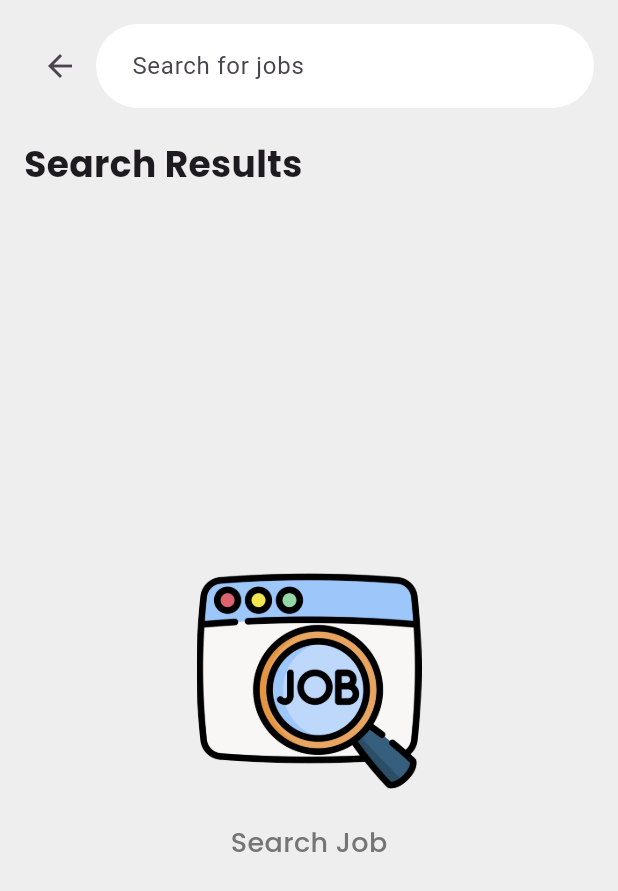
After one commit to 0CyberGhost0/Talent-Hive, a Flutter app: the screen it shows after launch, on a phone screen of 412 x 824 dp. The commit adds this screen. Shown: the top 891 px of the screen. Run offline on Flutter 3.47's test engine with Material 3 defaults, Android fonts, the phone set to English and light mode, and no system bars; our stand-ins replace flutter_otp_text_field, google_fonts, shared_preferences.

Commit message:
Added Search

```diff
--- a/lib/main.dart
+++ b/lib/main.dart
@@ -2,6 +2,8 @@ import 'package:flutter/material.dart';
 import 'package:provider/provider.dart';
 import 'package:talent_hive/provider/user_provider.dart';
 import 'package:talent_hive/screens/jobDetailScreen.dart';
+import 'package:talent_hive/screens/postJobScreen.dart';
+import 'package:talent_hive/screens/searchScreen.dart';
 import 'package:talent_hive/screens/skillSelectionScreen.dart';
 import 'package:talent_hive/screens/homeScreen.dart';
 import 'package:talent_hive/screens/login_screen.dart';
@@ -45,7 +47,7 @@ class _MyAppState extends State<MyApp> {
       // home: Provider.of<UserProvider>(context).user.token.isEmpty
       //     ? SignUpPage()
       //     : LoginScreen(),
-      home: JobDetailScreen(),
+      home: SearchScreen(),
     );
   }
 }
--- a/lib/models/jobModel.dart
+++ b/lib/models/jobModel.dart
@@ -1,4 +1,5 @@
 class Job {
+  String? jobId; // Nullable jobId field
   String title;
   String org;
   String description;
@@ -7,8 +8,11 @@ class Job {
   int maxSalary;
   String type;
   List<String> skill;
+  int applyCount;
+  String location;
 
   Job({
+    this.jobId, // jobId is optional during creation
     required this.title,
     required this.org,
     required this.description,
@@ -17,11 +21,14 @@ class Job {
     required this.maxSalary,
     required this.type,
     required this.skill,
+    required this.applyCount,
+    required this.location,
   });
 
   // Create a Job instance from a JSON map
   factory Job.fromJson(Map<String, dynamic> json) {
     return Job(
+      jobId: json['_id'], // Fetch the jobId from the '_id' field in MongoDB
       title: json['title'],
       org: json['org'],
       description: json['description'],
@@ -30,12 +37,15 @@ class Job {
       maxSalary: json['maxSalary'].toDouble(),
       type: json['type'],
       skill: List<String>.from(json['skill']),
+      applyCount: json['applyCount'],
+      location: json['location'],
     );
   }
 
   // Convert a Job instance to JSON map
   Map<String, dynamic> toJson() {
     return {
+      '_id': jobId, // Include jobId in the JSON map
       'title': title,
       'org': org,
       'description': description,
@@ -44,6 +54,8 @@ class Job {
       'maxSalary': maxSalary,
       'type': type,
       'skill': skill,
+      'applyCount': applyCount,
+      'location': location,
     };
   }
 }
--- /dev/null
+++ b/lib/screens/searchScreen.dart
@@ -0,0 +1,156 @@
+import 'package:flutter/material.dart';
+import 'package:google_fonts/google_fonts.dart';
+import 'package:talent_hive/services/jobServices.dart';
+import '../models/jobModel.dart';
+import '../widgets/recentJobCard.dart'; // For Recent Jobs
+
+class SearchScreen extends StatefulWidget {
+  @override
+  _SearchScreenState createState() => _SearchScreenState();
+}
+
+class _SearchScreenState extends State<SearchScreen> {
+  List<Job> searchResults = [];
+  final TextEditingController _searchController = TextEditingController();
+
+  @override
+  void initState() {
+    super.initState();
+    _searchController.addListener(() {
+      _searchJobs();
+    });
+  }
+
+  void _searchJobs() async {
+    String query = _searchController.text;
+    if (query.isNotEmpty) {
+      JobServices jobServices = JobServices();
+      List<Job> results = await jobServices.searchJob(query);
+      setState(() {
+        searchResults = results;
+      });
+    } else {
+      setState(() {
+        searchResults = [];
+      });
+    }
+  }
+
+  @override
+  Widget build(BuildContext context) {
+    return Scaffold(
+      backgroundColor: Colors.grey[200],
+      body: SafeArea(
+        child: Padding(
+          padding: const EdgeInsets.all(16.0),
+          child: Column(
+            crossAxisAlignment: CrossAxisAlignment.start,
+            children: [
+              // Back Arrow Button and Search Bar
+              Row(
+                children: [
+                  IconButton(
+                    icon: Icon(Icons.arrow_back),
+                    onPressed: () {
+                      Navigator.pop(context);
+                    },
+                  ),
+                  Expanded(
+                    child: TextField(
+                      controller: _searchController,
+                      decoration: InputDecoration(
+                        hintText: "Search for jobs",
+                        fillColor: Colors.white,
+                        filled: true,
+                        border: OutlineInputBorder(
+                          borderRadius: BorderRadius.circular(30),
+                          borderSide: BorderSide.none,
+                        ),
+                        contentPadding:
+                            EdgeInsets.symmetric(horizontal: 20, vertical: 16),
+                      ),
+                    ),
+                  ),
+                ],
+              ),
+              SizedBox(height: 20),
+              Text(
+                "Search Results",
+                style: GoogleFonts.poppins(
+                  fontSize: 24,
+                  fontWeight: FontWeight.bold,
+                ),
+              ),
+              SizedBox(height: 20),
+              // Display "Search Job" when query is empty
+              if (_searchController.text.isEmpty)
+                Expanded(
+                  child: Center(
+                    child: Column(
+                      mainAxisAlignment: MainAxisAlignment.center,
+                      children: [
+                        Image.asset(
+                          "assets/images/search.png",
+                          width: 150,
+                          height: 150,
+                        ),
+                        SizedBox(height: 20),
+                        Text(
+                          "Search Job",
+                          style: GoogleFonts.poppins(
+                            fontSize: 18,
+                            fontWeight: FontWeight.w500,
+                            color: Colors.grey[600],
+                          ),
+                        ),
+                      ],
+                    ),
+                  ),
+                )
+              // Display "No Job Found" when search results are empty after searching
+              else if (searchResults.isEmpty)
+                Expanded(
+                  child: Center(
+                    child: Column(
+                      mainAxisAlignment: MainAxisAlignment.center,
+                      children: [
+                        Image.asset(
+                          "assets/images/nothing.png",
+                          width: 150,
+                          height: 150,
+                        ),
+                        SizedBox(height: 20),
+                        Text(
+                          "No Job Found",
+                          style: GoogleFonts.poppins(
+                            fontSize: 18,
+                            fontWeight: FontWeight.w500,
+                            color: Colors.grey[600],
+                          ),
+                        ),
+                      ],
+                    ),
+                  ),
+                )
+              // Display search results
+              else
+                Expanded(
+                  child: ListView.builder(
+                    itemCount: searchResults.length,
+                    itemBuilder: (context, index) {
+                      return Padding(
+                        padding: const EdgeInsets.symmetric(vertical: 8.0),
+                        child: RecentJobCard(
+                          job: searchResults[index],
+                        ),
+                      );
+                    },
+                  ),
+                ),
+            ],
+          ),
+        ),
+      ),
+    );
+  }
+}
--- a/lib/services/jobServices.dart
+++ b/lib/services/jobServices.dart
@@ -17,7 +17,9 @@ class JobServices {
     required List<String> skills,
     required int minSalary,
     required int maxSalary,
+    required int applyCount,
     required BuildContext context,
+    required String location,
   }) async {
     try {
       var job = Job(
@@ -29,6 +31,8 @@ class JobServices {
         maxSalary: maxSalary,
         type: jobType,
         skill: skills,
+        applyCount: applyCount,
+        location: location,
       );
       http.Response res = await http.post(
         Uri.parse("$uri/job/postJob"),
@@ -110,4 +114,78 @@ class JobServices {
     }
     return featuredJob;
   }
+
+  Future<List<Job>> getRecentJob() async {
+    List<Job> recentJob = [];
+    try {
+      http.Response res = await http.get(
+        Uri.parse("$uri/job/recentJob"),
+        headers: <String, String>{
+          'Content-Type': 'application/json; charset=UTF-8',
+        },
+      );
+
+      if (res.statusCode == 200) {
+        List<dynamic> jobsJson = jsonDecode(res.body);
+        recentJob = jobsJson.map((json) => Job.fromJson(json)).toList();
+      }
+
+      print("RECENT JOB ${res.body}");
+    } catch (err) {
+      print("RECENT JOB ERROR: $err");
+    }
+    return recentJob;
+  }
+
+  Future<List<Job>> searchJob(String query) async {
+    List<Job> searchResult = [];
+    try {
+      http.Response res = await http.get(
+        Uri.parse("$uri/job/searchJob/$query"),
+        headers: <String, String>{
+          'Content-Type': 'application/json; charset=UTF-8',
+        },
+      );
+
+      if (res.statusCode == 200) {
+        List<dynamic> jobsJson = jsonDecode(res.body);
+        searchResult = jobsJson.map((json) => Job.fromJson(json)).toList();
+      }
+
+      print("Search  ${res.body}");
+    } catch (err) {
+      print("SEarch JOB ERROR: $err");
+    }
+    return searchResult;
+  }
+
+  Future<Job> getJobDetail(String jobId) async {
+    Job job = Job(
+      location: '',
+      jobId: '',
+      title: '',
+      org: '',
+      description: '',
+      imageUrl: '',
+      minSalary: 0,
+      maxSalary: 0,
+      type: '',
+      skill: [],
+      applyCount: 0,
+    );
+
+    try {
+      http.Response res = await http.get(
+        Uri.parse("$uri/job/search/${jobId}"),
+        headers: <String, String>{
+          'Content-Type': 'application/json; charset=UTF-8',
+        },
+      );
+      print("GET DETAIL BODY: ${res.body}");
+      if (res.statusCode == 200) job = Job.fromJson(jsonDecode(res.body));
+    } catch (err) {
+      print(" JOB DETAIL ERROR: $err");
+    }
+    return job;
+  }
 }
```
Also changed, not shown: lib/screens/homeScreen.dart (+28 -14 lines), lib/screens/jobDetailScreen.dart (+59 -19 lines), lib/screens/postJobScreen.dart (+8 -8 lines), lib/widgets/jobCard.dart (+10 -1 lines), lib/widgets/recentJobCard.dart (+166 -115 lines), assets/images/nothing.png (added), assets/images/search.png (added), pubspec.lock, 4 other files.
